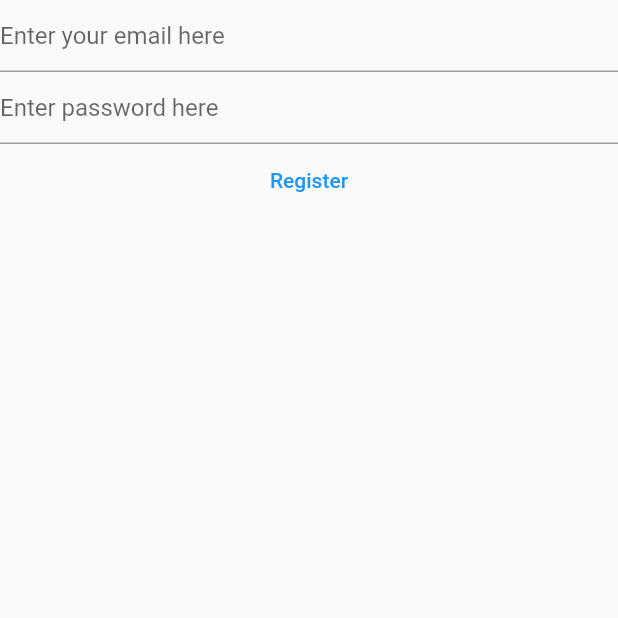
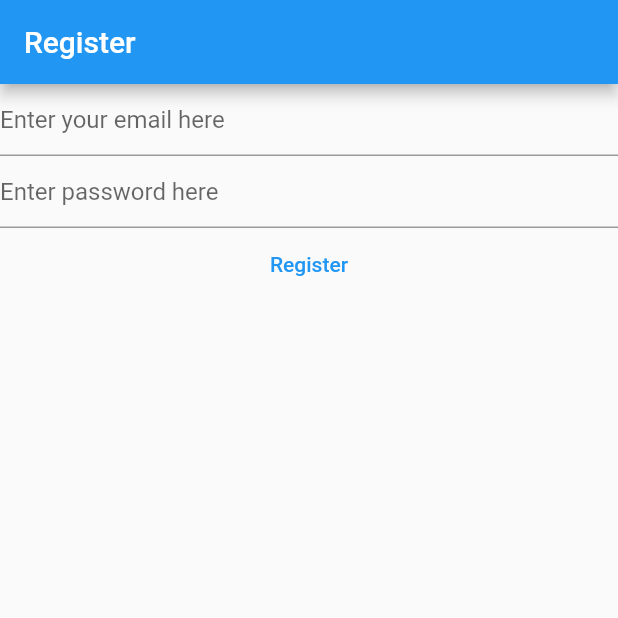
Before and after one commit to itsmohsin/mynotes, a Flutter app: the RegisterView screen opened directly, on a phone screen of 412 x 824 dp, the top half of it. Run offline on Flutter 3.47's test engine with Material 2 defaults, Android fonts, the phone set to English and light mode, and no system bars; our stand-ins replace firebase_auth, firebase_core; accounts and stored records are empty.

Commit message:
added connection from login to register view

```diff
--- a/lib/main.dart
+++ b/lib/main.dart
@@ -3,6 +3,7 @@ import 'package:firebase_core/firebase_core.dart';
 import 'package:flutter/material.dart';
 import 'package:mynotes/firebase_options.dart';
 import 'package:mynotes/views/login_view.dart';
+import 'package:mynotes/views/register_view.dart';
 
 void main() {
   WidgetsFlutterBinding.ensureInitialized();
@@ -13,6 +14,10 @@ void main() {
         primarySwatch: Colors.blue,
       ),
       home: const HomePage(),
+      routes: {
+        '/login/': (context) => const LoginView(),
+        '/register/': (context) => const RegisterView(),
+      },
     ),
   );
 }
--- a/lib/views/login_view.dart
+++ b/lib/views/login_view.dart
@@ -71,6 +71,13 @@ class _LoginViewState extends State<LoginView> {
           },
           child: const Text('Login'),
         ),
+        TextButton(
+          onPressed: () {
+            Navigator.of(context)
+                .pushNamedAndRemoveUntil('/register/', (route) => false);
+          },
+          child: Text('Not registered yet? Register here!'),
+        )
       ],
     );
   }
--- a/lib/views/register_view.dart
+++ b/lib/views/register_view.dart
@@ -30,7 +30,11 @@ class _RegisterViewState extends State<RegisterView> {
 
   @override
   Widget build(BuildContext context) {
-    return Column(
+    return Scaffold(
+      appBar: AppBar(
+        title: const Text('Register '),
+      ),
+      body: Column(
         children: [
           TextField(
             controller: _email,
@@ -74,6 +78,7 @@ class _RegisterViewState extends State<RegisterView> {
             child: const Text('Register'),
           ),
         ],
+      ),
     );
   }
 }
```
Lines whose indentation alone changed are shown as unchanged.
